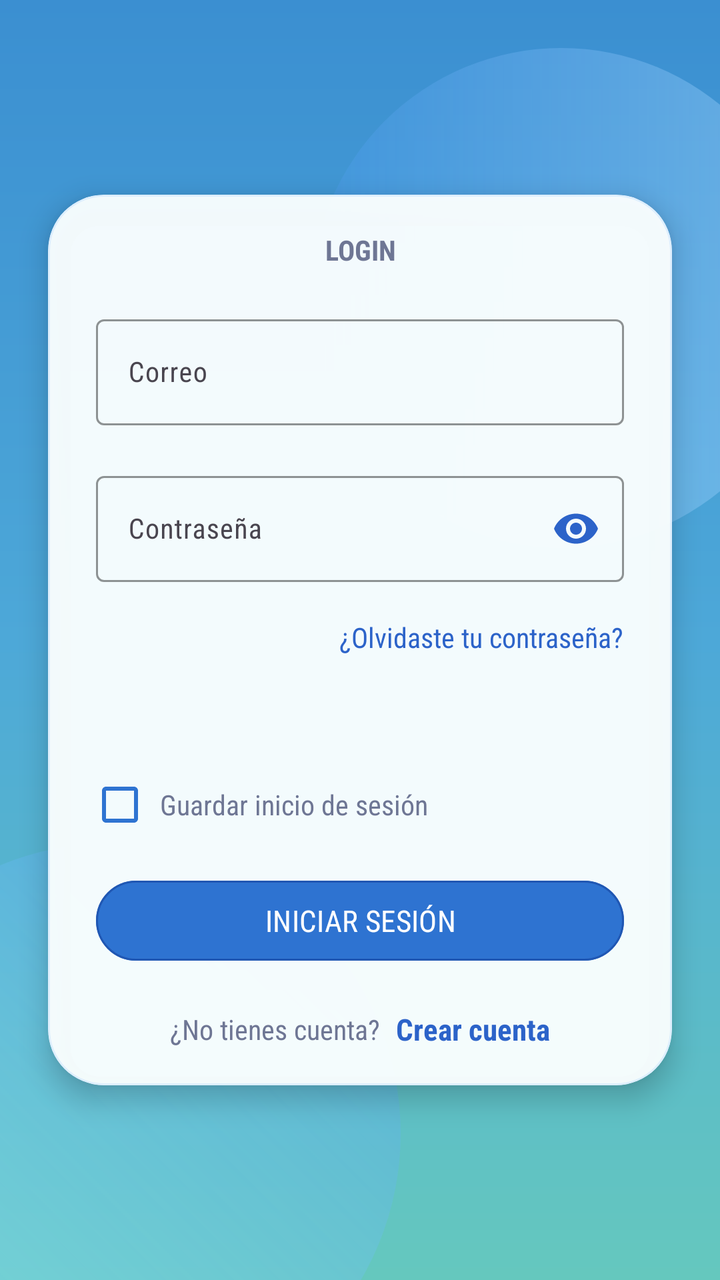
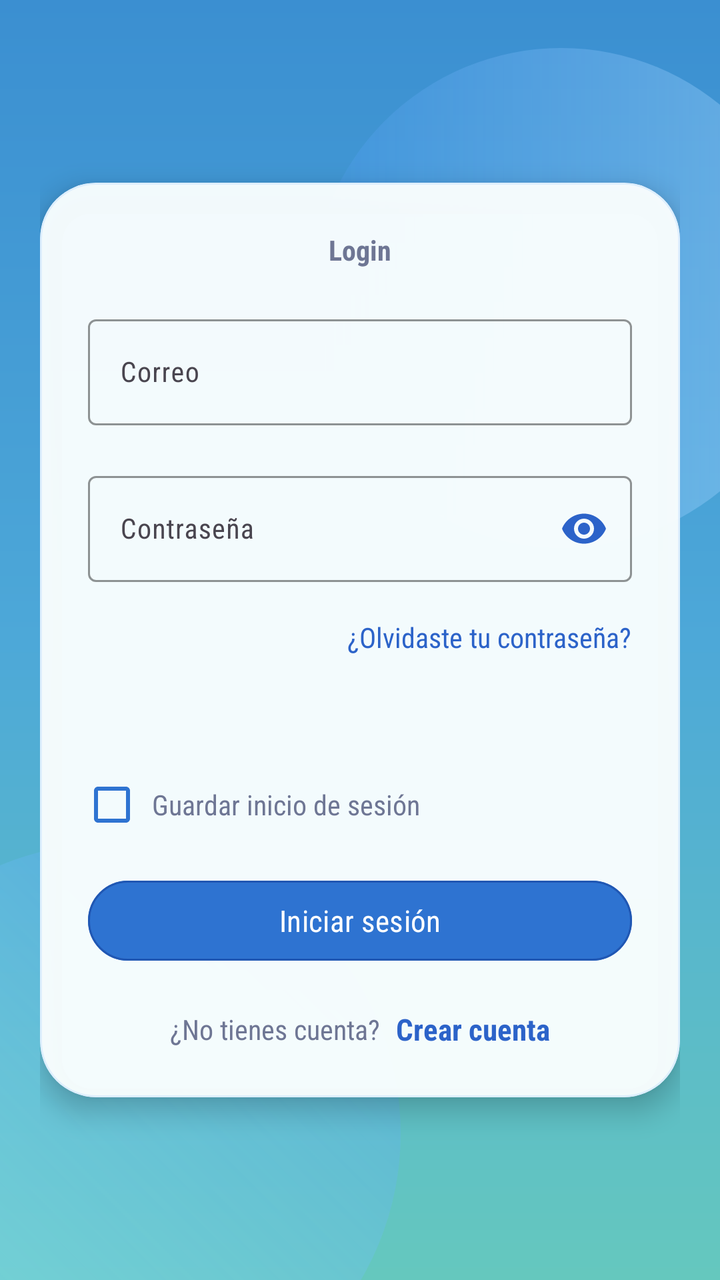

Before-and-after screenshots of an Android layout around one commit, followed by the original layout XML and the change that was made.
<!-- AndroidManifest.xml: application theme Theme.Aura -->
<!-- res/layout/pantalla_login.xml -->
<?xml version="1.0" encoding="utf-8"?>
<RelativeLayout xmlns:android="http://schemas.android.com/apk/res/android"
    xmlns:app="http://schemas.android.com/apk/res-auto"
    xmlns:tools="http://schemas.android.com/tools"
    android:id="@+id/main_login"
    android:layout_width="match_parent"
    android:layout_height="match_parent"
    android:background="@drawable/bg_login_gradient"
    android:clipChildren="false"
    android:clipToPadding="false"
    tools:context=".pantalla_login">

    <ImageView
        android:id="@+id/ivFondoGifLogin"
        android:layout_width="match_parent"
        android:layout_height="match_parent"
        android:alpha="0.08"
        android:scaleType="centerCrop" />

    <View
        android:id="@+id/blobTopLogin"
        android:layout_width="250dp"
        android:layout_height="250dp"
        android:layout_alignParentEnd="true"
        android:layout_marginTop="24dp"
        android:layout_marginEnd="-46dp"
        android:background="@drawable/bg_login_blob_top" />

    <View
        android:id="@+id/blobBottomLogin"
        android:layout_width="290dp"
        android:layout_height="290dp"
        android:layout_alignParentStart="true"
        android:layout_alignParentBottom="true"
        android:layout_marginStart="-90dp"
        android:layout_marginBottom="-72dp"
        android:background="@drawable/bg_login_blob_bottom" />

    <com.google.android.material.card.MaterialCardView
        android:id="@+id/cardViewLogin"
        android:layout_width="match_parent"
        android:layout_height="wrap_content"
        android:layout_centerInParent="true"
        android:layout_marginHorizontal="24dp"
        app:cardBackgroundColor="@color/login_card_bg"
        app:cardCornerRadius="28dp"
        app:cardElevation="8dp"
        app:strokeColor="@color/login_card_stroke"
        app:strokeWidth="1dp">

        <LinearLayout
            android:layout_width="match_parent"
            android:layout_height="wrap_content"
            android:orientation="vertical"
            android:paddingStart="24dp"
            android:paddingTop="18dp"
            android:paddingEnd="24dp"
            android:paddingBottom="18dp">

            <TextView
                android:id="@+id/tvSubtituloLogin"
                android:layout_width="match_parent"
                android:layout_height="wrap_content"
                android:layout_marginBottom="20dp"
                android:fontFamily="sans-serif-condensed"
                android:gravity="center"
                android:text="LOGIN"
                android:textColor="@color/aura_text_hint"
                android:textSize="14sp"
                android:textStyle="bold" />

            <com.google.android.material.textfield.TextInputLayout
                android:id="@+id/tilCorreoLogin"
                android:layout_width="match_parent"
                android:layout_height="wrap_content"
                android:layout_marginBottom="20dp"
                app:boxBackgroundColor="@android:color/transparent"
                app:boxStrokeColor="@color/login_input_stroke"
                app:boxStrokeWidthFocused="2dp"
                app:hintTextColor="@color/aura_text_hint">

                <com.google.android.material.textfield.TextInputEditText
                    android:id="@+id/etCorreoLogin"
                    android:layout_width="match_parent"
                    android:layout_height="wrap_content"
                    android:fontFamily="sans-serif-condensed"
                    android:hint="Correo"
                    android:inputType="textEmailAddress"
                    android:textColor="@color/aura_text_primary"
                    android:textColorHint="@color/aura_text_hint"
                    android:textSize="14sp" />

            </com.google.android.material.textfield.TextInputLayout>

            <com.google.android.material.textfield.TextInputLayout
                android:id="@+id/tilContrasenaLogin"
                android:layout_width="match_parent"
                android:layout_height="wrap_content"
                android:layout_marginBottom="18dp"
                app:boxBackgroundColor="@android:color/transparent"
                app:boxStrokeColor="@color/login_input_stroke"
                app:boxStrokeWidthFocused="2dp"
                app:endIconMode="password_toggle"
                app:endIconTint="@color/login_link"
                app:hintTextColor="@color/aura_text_hint">

                <com.google.android.material.textfield.TextInputEditText
                    android:id="@+id/etContrasenaLogin"
                    android:layout_width="match_parent"
                    android:layout_height="wrap_content"
                    android:fontFamily="sans-serif-condensed"
                    android:hint="Contraseña"
                    android:inputType="textPassword"
                    android:textColor="@color/aura_text_primary"
                    android:textColorHint="@color/aura_text_hint"
                    android:textSize="14sp" />

            </com.google.android.material.textfield.TextInputLayout>

            <TextView
                android:id="@+id/tvRecuperarContrasena"
                android:layout_width="wrap_content"
                android:layout_height="wrap_content"
                android:layout_gravity="end"
                android:layout_marginBottom="20dp"
                android:clickable="true"
                android:focusable="true"
                android:fontFamily="sans-serif-condensed"
                android:text="¿Olvidaste tu contraseña?"
                android:textColor="@color/login_link"
                android:textSize="14sp" />

            <TextView
                android:id="@+id/tvDatosDemo"
                android:layout_width="match_parent"
                android:layout_height="wrap_content"
                android:layout_marginBottom="22dp"
                android:fontFamily="sans-serif-condensed"
                android:gravity="center"
                android:text=""
                android:textColor="@color/aura_subtitle_color"
                android:textSize="15sp" />

            <LinearLayout
                android:layout_width="match_parent"
                android:layout_height="wrap_content"
                android:layout_marginBottom="22dp"
                android:gravity="center_vertical"
                android:orientation="horizontal">

                <CheckBox
                    android:id="@+id/cbGuardarInicioSesion"
                    android:layout_width="24dp"
                    android:layout_height="24dp"
                    android:layout_marginEnd="8dp"
                    android:buttonTint="@color/login_btn_bg" />

                <TextView
                    android:layout_width="wrap_content"
                    android:layout_height="wrap_content"
                    android:fontFamily="sans-serif-condensed"
                    android:text="Guardar inicio de sesión"
                    android:textColor="@color/aura_text_hint"
                    android:textSize="14sp" />

            </LinearLayout>

            <com.google.android.material.button.MaterialButton
                android:id="@+id/btnIniciarSesion"
                android:layout_width="match_parent"
                android:layout_height="48dp"
                android:fontFamily="sans-serif-condensed"
                android:text="INICIAR SESIÓN"
                android:textColor="@color/login_btn_text"
                android:textSize="15sp"
                app:backgroundTint="@color/login_btn_bg"
                app:cornerRadius="28dp"
                app:strokeColor="@color/login_btn_stroke"
                app:strokeWidth="1dp" />

            <LinearLayout
                android:layout_width="match_parent"
                android:layout_height="wrap_content"
                android:layout_marginTop="20dp"
                android:gravity="center"
                android:orientation="horizontal">

                <TextView
                    android:layout_width="wrap_content"
                    android:layout_height="wrap_content"
                    android:fontFamily="sans-serif-condensed"
                    android:text="¿No tienes cuenta?"
                    android:textColor="@color/aura_text_hint"
                    android:textSize="14sp" />

                <TextView
                    android:id="@+id/tvCrearCuenta"
                    android:layout_width="wrap_content"
                    android:layout_height="wrap_content"
                    android:layout_marginStart="8dp"
                    android:clickable="true"
                    android:focusable="true"
                    android:fontFamily="sans-serif-condensed"
                    android:text="Crear cuenta"
                    android:textColor="@color/login_link"
                    android:textSize="15sp"
                    android:textStyle="bold" />

            </LinearLayout>

        </LinearLayout>

    </com.google.android.material.card.MaterialCardView>

</RelativeLayout>
<!-- resources referenced by this layout -->
<resources>
  <color name="aura_subtitle_color">#6F5DFF</color>
  <color name="aura_text_hint">#6E7694</color>
  <color name="aura_text_primary">#202640</color>
  <color name="login_btn_bg">#2E73D1</color>
  <color name="login_btn_stroke">#2057B3</color>
  <color name="login_btn_text">#FFFFFFFF</color>
  <color name="login_card_bg">#F4FBFFFF</color>
  <color name="login_card_stroke">#90CDE7FF</color>
  <color name="login_input_stroke">#78A7D9</color>
  <color name="login_link">#2C63C9</color>
  <!-- drawable bg_login_blob_bottom (drawable) -->
  <?xml version="1.0" encoding="utf-8"?>
  <shape xmlns:android="http://schemas.android.com/apk/res/android" android:shape="oval">
      <gradient
          android:angle="45"
          android:startColor="@color/login_blob_bottom_start"
          android:endColor="@color/login_blob_bottom_end"
          android:type="linear" />
  </shape>
  <!-- drawable bg_login_blob_top (drawable) -->
  <?xml version="1.0" encoding="utf-8"?>
  <shape xmlns:android="http://schemas.android.com/apk/res/android" android:shape="oval">
      <gradient
          android:angle="180"
          android:startColor="@color/login_blob_top_start"
          android:endColor="@color/login_blob_top_end"
          android:type="linear" />
  </shape>
  <!-- drawable bg_login_gradient (drawable) -->
  <?xml version="1.0" encoding="utf-8"?>
  <shape xmlns:android="http://schemas.android.com/apk/res/android" android:shape="rectangle">
      <gradient
          android:angle="300"
          android:startColor="@color/login_bg_start"
          android:centerColor="@color/login_bg_center"
          android:endColor="@color/login_bg_end"
          android:type="linear" />
  </shape>
  <style name="Theme.Aura" parent="Base.Theme.Aura" />
  <color name="login_blob_bottom_start">#6699F0FF</color>
  <color name="login_blob_bottom_end">#333F7FFF</color>
  <color name="login_blob_top_start">#66A9D9FF</color>
  <color name="login_blob_top_end">#334D9BFF</color>
  <color name="login_bg_start">#3B8FD1</color>
  <color name="login_bg_center">#4DA8D8</color>
  <color name="login_bg_end">#65C8BE</color>
  <style name="Base.Theme.Aura" parent="Theme.Material3.DayNight.NoActionBar">
          <item name="colorPrimary">@color/aura_btn_fill</item>
          <item name="colorOnPrimary">@color/white</item>
          <item name="android:windowBackground">@color/aura_card_bg</item>
      </style>
  <color name="aura_btn_fill">#DC284F</color>
  <color name="white">#FFFFFFFF</color>
  <color name="aura_card_bg">#F7F8FC</color>
</resources>

<!-- the commit's change to res/layout/pantalla_login.xml (unified diff, before → after) -->
@@ -36,26 +36,40 @@
         android:layout_marginBottom="-72dp"
         android:background="@drawable/bg_login_blob_bottom" />
 
-    <com.google.android.material.card.MaterialCardView
-        android:id="@+id/cardViewLogin"
+    <ScrollView
         android:layout_width="match_parent"
-        android:layout_height="wrap_content"
-        android:layout_centerInParent="true"
-        android:layout_marginHorizontal="24dp"
-        app:cardBackgroundColor="@color/login_card_bg"
-        app:cardCornerRadius="28dp"
-        app:cardElevation="8dp"
-        app:strokeColor="@color/login_card_stroke"
-        app:strokeWidth="1dp">
-
-        <LinearLayout
+        android:layout_height="match_parent"
+        android:fillViewport="true"
+        android:fadeScrollbars="false"
+        android:scrollbars="none">
+
+        <RelativeLayout
             android:layout_width="match_parent"
             android:layout_height="wrap_content"
-            android:orientation="vertical"
-            android:paddingStart="24dp"
-            android:paddingTop="18dp"
-            android:paddingEnd="24dp"
-            android:paddingBottom="18dp">
+            android:gravity="center"
+            android:padding="20dp">
+
+            <com.google.android.material.card.MaterialCardView
+                android:id="@+id/cardViewLogin"
+                android:layout_width="match_parent"
+                android:layout_height="wrap_content"
+                android:layout_centerInParent="true"
+                app:cardBackgroundColor="@color/login_card_bg"
+                app:cardCornerRadius="28dp"
+                app:cardElevation="8dp"
+                app:strokeColor="@color/login_card_stroke"
+                app:strokeWidth="1dp">
+
+                <LinearLayout
+                    android:layout_width="match_parent"
+                    android:layout_height="wrap_content"
+                    android:orientation="vertical"
+                    android:paddingStart="24dp"
+                    android:paddingTop="24dp"
+                    android:paddingEnd="24dp"
+                    android:paddingBottom="24dp">
+
+
 
             <TextView
                 android:id="@+id/tvSubtituloLogin"
@@ -64,7 +78,7 @@
                 android:layout_marginBottom="20dp"
                 android:fontFamily="sans-serif-condensed"
                 android:gravity="center"
-                android:text="LOGIN"
+                android:text="Login"
                 android:textColor="@color/aura_text_hint"
                 android:textSize="14sp"
                 android:textStyle="bold" />
@@ -111,6 +125,7 @@
                     android:fontFamily="sans-serif-condensed"
                     android:hint="Contraseña"
                     android:inputType="textPassword"
+                    android:maxLength="12"
                     android:textColor="@color/aura_text_primary"
                     android:textColorHint="@color/aura_text_hint"
                     android:textSize="14sp" />
@@ -165,12 +180,14 @@
 
             </LinearLayout>
 
+
+
             <com.google.android.material.button.MaterialButton
                 android:id="@+id/btnIniciarSesion"
                 android:layout_width="match_parent"
                 android:layout_height="48dp"
                 android:fontFamily="sans-serif-condensed"
-                android:text="INICIAR SESIÓN"
+                android:text="Iniciar sesión"
                 android:textColor="@color/login_btn_text"
                 android:textSize="15sp"
                 app:backgroundTint="@color/login_btn_bg"
@@ -178,6 +195,7 @@
                 app:strokeColor="@color/login_btn_stroke"
                 app:strokeWidth="1dp" />
 
+
             <LinearLayout
                 android:layout_width="match_parent"
                 android:layout_height="wrap_content"
@@ -208,8 +226,8 @@
 
             </LinearLayout>
 
-        </LinearLayout>
-
-    </com.google.android.material.card.MaterialCardView>
-
+                </LinearLayout>
+            </com.google.android.material.card.MaterialCardView>
+        </RelativeLayout>
+    </ScrollView>
 </RelativeLayout>
